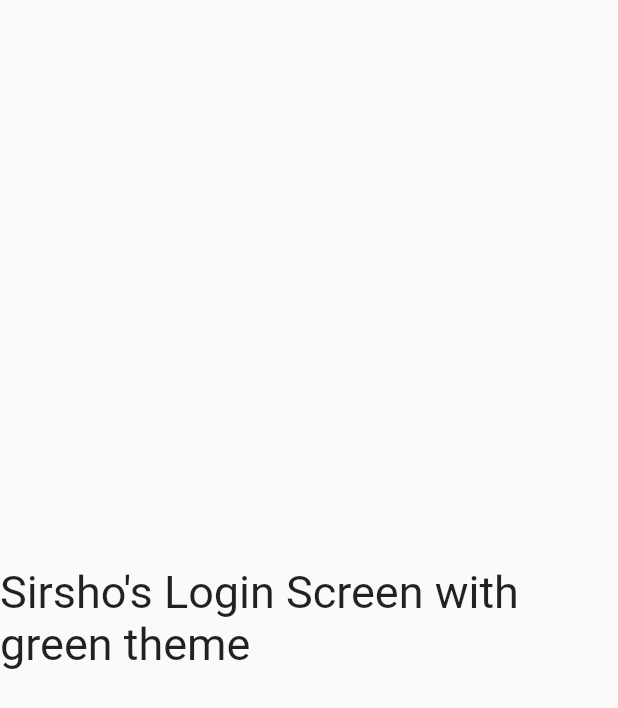
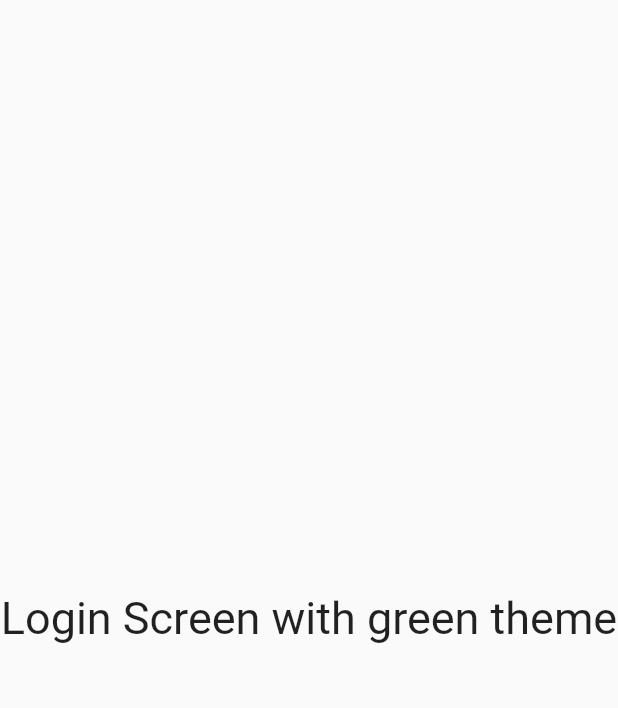
Before and after one commit to satyamraj123/Flutter-Basic-Splash-Screen, a Flutter app: the screen it shows after launch, on a phone screen of 412 x 824 dp. Shown: the top 708 px of the screen. Run offline on Flutter 3.47's test engine with Material 2 defaults, Android fonts, the phone set to English and light mode, and no system bars.

Commit message:
Update login_page.dart

```diff
--- a/lib/login_page.dart
+++ b/lib/login_page.dart
@@ -6,7 +6,7 @@ class LoginPage extends StatelessWidget {
   Widget build(BuildContext context) {
     return Scaffold(
           body: Center(child:
-        Text('Sirsho\'s Login Screen with green theme',style: TextStyle(fontSize: 30),),
+        Text('Login Screen with green theme',style: TextStyle(fontSize: 30),),
 
       ),
     );
```
